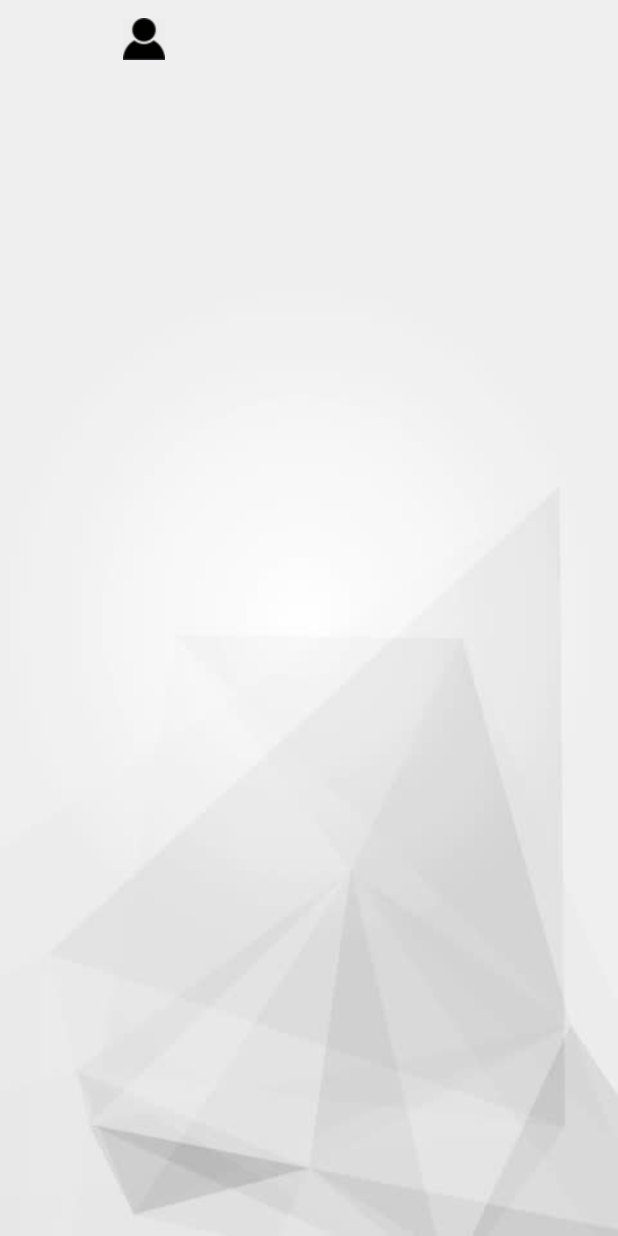
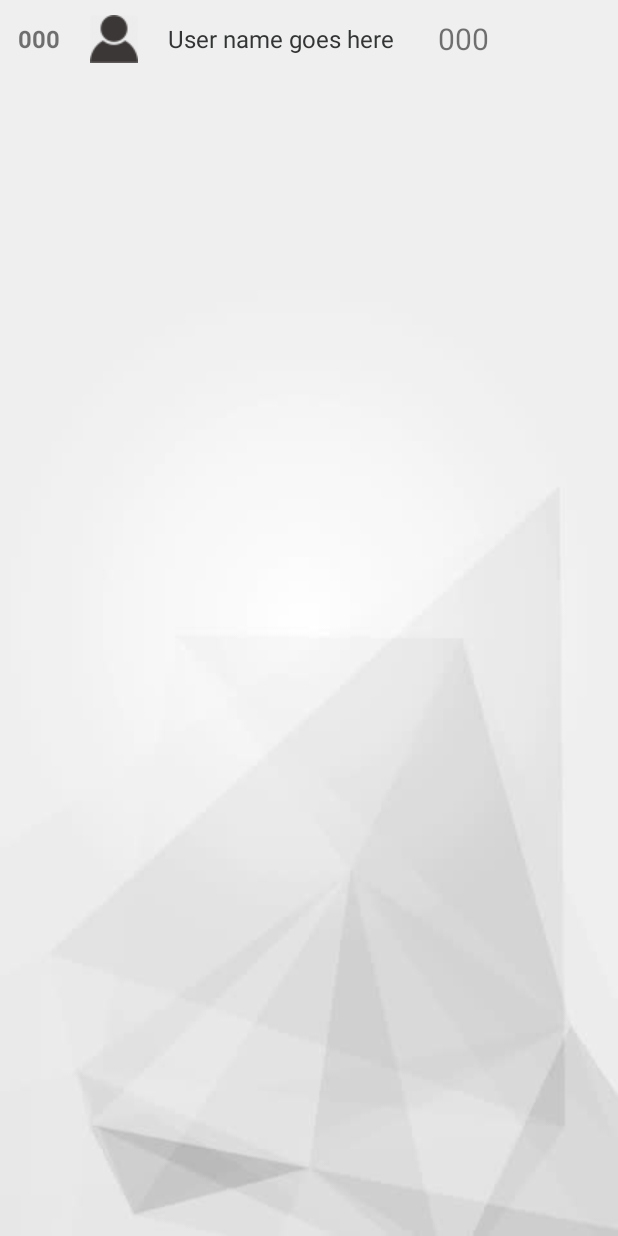
Before and after one commit to jlucea/atactic-android, an Android app: the layout list_item_ranking.xml on its own in the app's theme, with its tools: preview values and no code run, on a phone screen of 412 x 824 dp. Run offline under Robolectric (Android 15) with nearby library versions, the phone set to English and light mode, and no system bars.

Commit message:
Improved the looks of the Ranking section

```diff
--- a/app/src/main/res/layout/list_item_ranking.xml
+++ b/app/src/main/res/layout/list_item_ranking.xml
@@ -4,42 +4,46 @@
     android:orientation="horizontal"
     android:layout_width="match_parent"
     android:layout_height="52dp"
-    android:layout_marginStart="12dp"
+    android:layout_marginStart="10dp"
     android:layout_marginEnd="12dp">
 
     <TextView
         android:id="@+id/tv_rank"
-        android:layout_width="wrap_content"
+        android:layout_width="30dp"
         android:layout_height="wrap_content"
-        android:layout_marginStart="32dp"
-        android:layout_marginTop="12dp"
-        android:layout_marginEnd="36dp"
+        android:layout_marginEnd="20dp"
+        android:layout_gravity="center_vertical"
+        android:text="000"
         android:textSize="16sp"
-        android:textStyle="bold"/>
+        android:textStyle="bold"
+        android:gravity="right"/>
 
     <ImageView
         android:id="@+id/icon_ranking"
         android:layout_width="wrap_content"
         android:layout_height="wrap_content"
-        android:layout_marginTop="12dp"
-        android:layout_marginBottom="12dp"
-        android:layout_marginEnd="36dp"
-        android:src="@drawable/icon_user_32x32" />
+        android:layout_marginEnd="20dp"
+        android:layout_gravity="center"
+        android:src="@drawable/icon_user_32x32"
+        android:tint="@color/atactic_medium_dark_gray"/>
 
     <TextView
         android:id="@+id/tv_ranked_user_name"
-        android:layout_width="172dp"
-        android:layout_height="match_parent"
-        android:layout_marginTop="12dp"
-        android:text=""
+        android:layout_width="168dp"
+        android:layout_height="wrap_content"
+        android:layout_gravity="center_vertical"
+        android:text="User name goes here"
+        android:textColor="@color/atactic_dark_gray"
         android:textSize="16sp" />
 
     <TextView
         android:id="@+id/tv_ranked_user_score"
-        android:layout_width="wrap_content"
+        android:layout_width="36dp"
         android:layout_height="wrap_content"
-        android:layout_marginTop="12dp"
-        android:text=""
-        android:textSize="22sp" />
+        android:layout_gravity="center_vertical"
+        android:layout_marginStart="10dp"
+        android:gravity="right"
+        android:text="000"
+        android:textSize="20sp" />
 
 </LinearLayout>
--- a/app/src/main/res/values/strings.xml
+++ b/app/src/main/res/values/strings.xml
@@ -43,6 +43,8 @@
 
     <!-- Gamification-related strings -->
     <string name="points">puntos</string>
+    <string name="ranking_score">Puntuación</string>
+    <string name="ranking_rank">Posición</string>
 
     <!-- Error messages -->
     <string name="err_no_eligible_accounts">No se encontraron objetivos cercanos para reportar
```
Also changed, not shown: app/src/main/java/io/atactic/android/activity/RankingActivity.java (+16 -3 lines), app/src/main/java/io/atactic/android/element/RankingAdapter.java (+39 -8 lines), app/src/main/res/layout/activity_ranking.xml (+30 -8 lines), app/src/main/res/drawable/icon_award_64.png (added).
